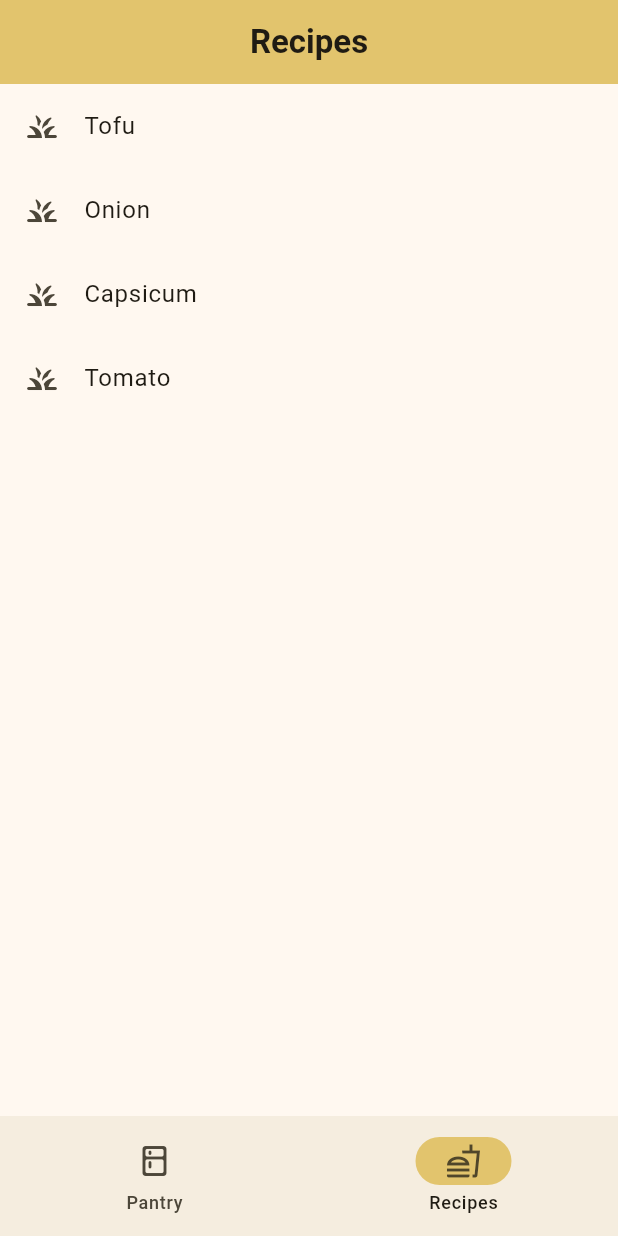
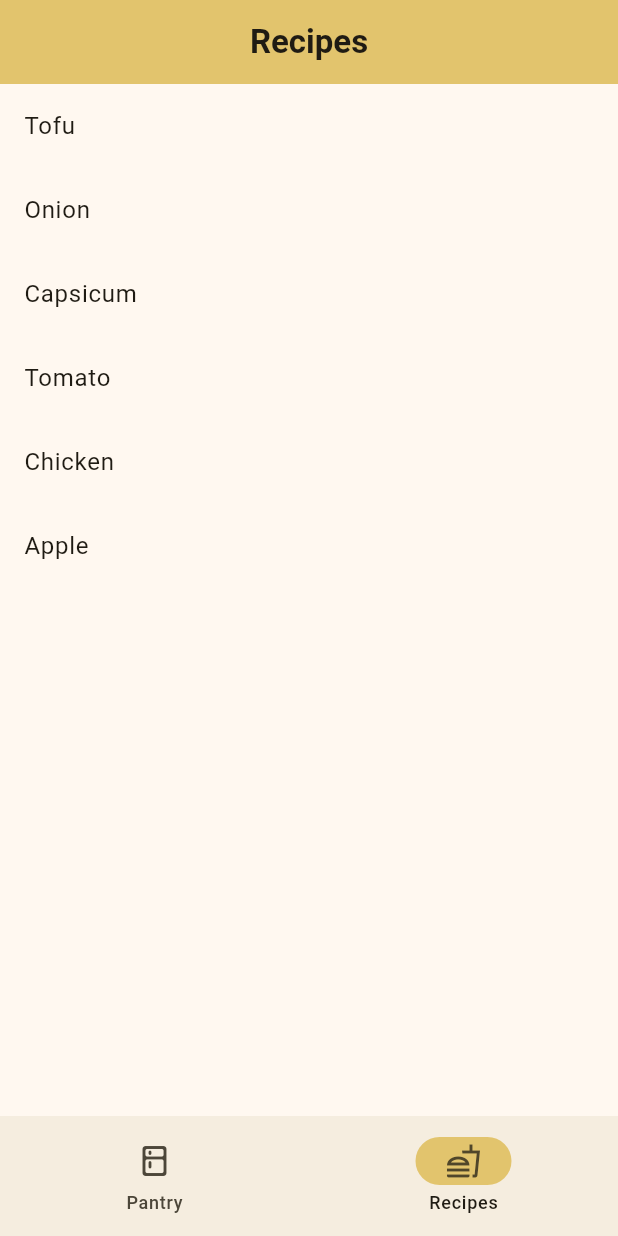
Before and after one commit to Aayushstha03/fridge-manager, a Flutter app: the screen it shows after launch, item 2 of the bottom bar chosen, on a phone screen of 412 x 824 dp. Run offline on Flutter 3.47's test engine with Material 3 defaults, Android fonts, the light colour scheme and no system bars.

Commit message:
made a new class Ingredient to store and name and type of the ingredient

```diff
--- a/lib/ingredient_model.dart
+++ /dev/null
@@ -1,25 +0,0 @@
-import 'package:flutter/material.dart';
-
-class Ingredient extends ChangeNotifier {
-  List<String> ingredients = [
-    'Tofu',
-    'Onion',
-    'Capsicum',
-    'Tomato',
-  ];
-
-  List<String> currentPantry = ['Onion'];
-
-  void addToPantry(String food) {
-    currentPantry.add(food);
-    notifyListeners();
-  }
-
-  List<String> getIngredients() {
-    return ingredients;
-  }
-
-  List<String> getPantryContents() {
-    return currentPantry;
-  }
-}
--- a/lib/main.dart
+++ b/lib/main.dart
@@ -1,5 +1,5 @@
 import 'package:flutter/material.dart';
-import 'package:fridge_app/ingredient_model.dart';
+import 'package:fridge_app/models/ingredient_model.dart';
 import 'package:fridge_app/pages/pantry_page.dart';
 import 'package:fridge_app/pages/recipe_page.dart';
 import 'package:provider/provider.dart';
@@ -7,7 +7,7 @@ import 'package:provider/provider.dart';
 void main() {
   runApp(
     ChangeNotifierProvider(
-      create: (context) => Ingredient(),
+      create: (context) => Ingredients(),
       child: const MyApp(),
     ),
   );
--- /dev/null
+++ b/lib/models/ingredient.dart
@@ -0,0 +1,9 @@
+class Ingredient {
+  final String name;
+  final String type;
+
+  Ingredient({
+    required this.name,
+    required this.type,
+  });
+}
--- /dev/null
+++ b/lib/models/ingredient_model.dart
@@ -0,0 +1,28 @@
+import 'package:flutter/material.dart';
+import 'package:fridge_app/models/ingredient.dart';
+
+class Ingredients extends ChangeNotifier {
+  List<Ingredient> ingredients = [
+    Ingredient(name: 'Tofu', type: 'veggie'),
+    Ingredient(name: 'Onion', type: 'veggie'),
+    Ingredient(name: 'Capsicum', type: 'veggie'),
+    Ingredient(name: 'Tomato', type: 'veggie'),
+    Ingredient(name: 'Chicken', type: 'meat'),
+    Ingredient(name: 'Apple', type: 'fruit'),
+  ];
+
+  List<Ingredient> currentPantry = [];
+
+  void addToPantry(String name, String type) {
+    currentPantry.add(Ingredient(name: name, type: type));
+    notifyListeners();
+  }
+
+  List<Ingredient> getIngredients() {
+    return ingredients;
+  }
+
+  List<Ingredient> getPantryContents() {
+    return currentPantry;
+  }
+}
--- a/lib/pages/recipe_page.dart
+++ b/lib/pages/recipe_page.dart
@@ -1,5 +1,5 @@
 import 'package:flutter/material.dart';
-import 'package:fridge_app/ingredient_model.dart';
+import 'package:fridge_app/models/ingredient_model.dart';
 import 'package:provider/provider.dart';
 
 class RecipePage extends StatefulWidget {
@@ -12,7 +12,7 @@ class RecipePage extends StatefulWidget {
 class _RecipePageState extends State<RecipePage> {
   @override
   Widget build(BuildContext context) {
-    return Consumer<Ingredient>(
+    return Consumer<Ingredients>(
       builder: (context, value, child) => Scaffold(
         appBar: AppBar(
           backgroundColor: Theme.of(context).colorScheme.inversePrimary,
@@ -25,9 +25,12 @@ class _RecipePageState extends State<RecipePage> {
         body: ListView.builder(
           itemCount: value.ingredients.length,
           itemBuilder: (context, index) {
+            // if (value.getIngredients()[index].type == 'veggie') {
+            //   String iconData = 'Icons.grass_rounded';
+            // }
             return ListTile(
-              leading: const Icon(Icons.grass_rounded),
-              title: Text(value.getIngredients()[index]),
+              // leading: const Icon(),
+              title: Text(value.getIngredients()[index].name),
             );
           },
         ),
```
Also changed, not shown: lib/components/search_bar.dart (+2 -13 lines), lib/pages/pantry_page.dart (+4 -3 lines).
